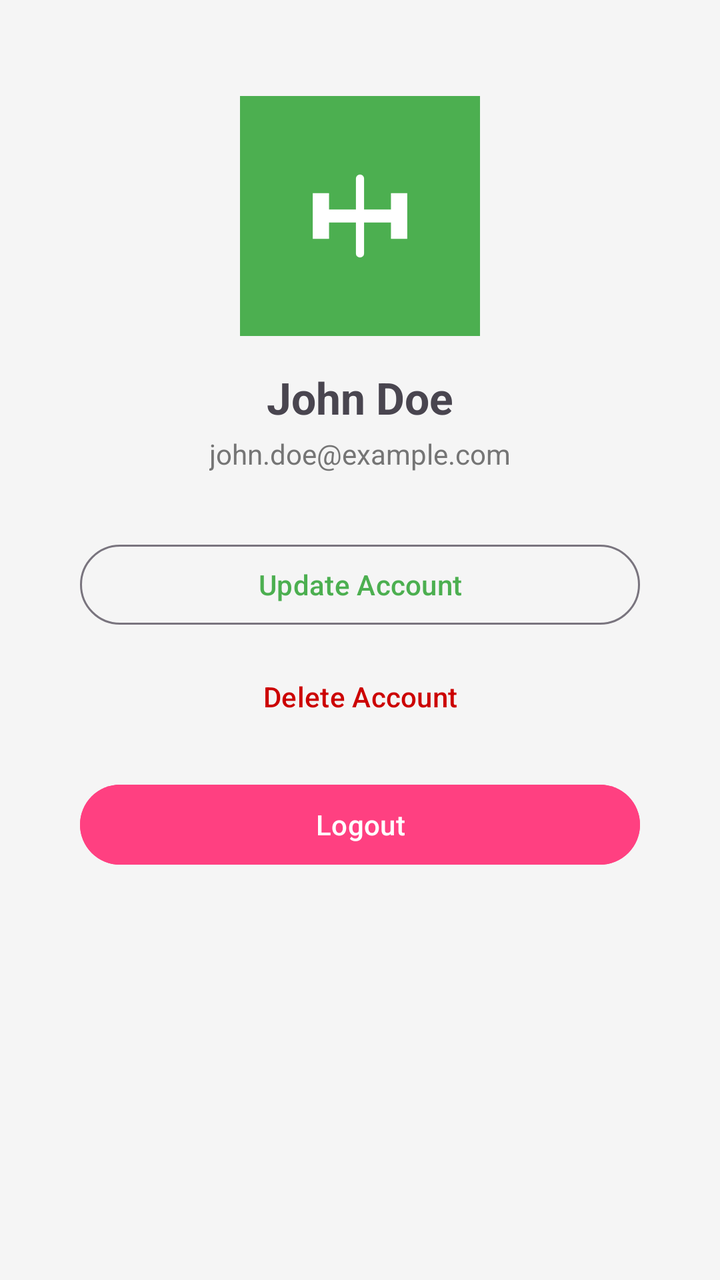
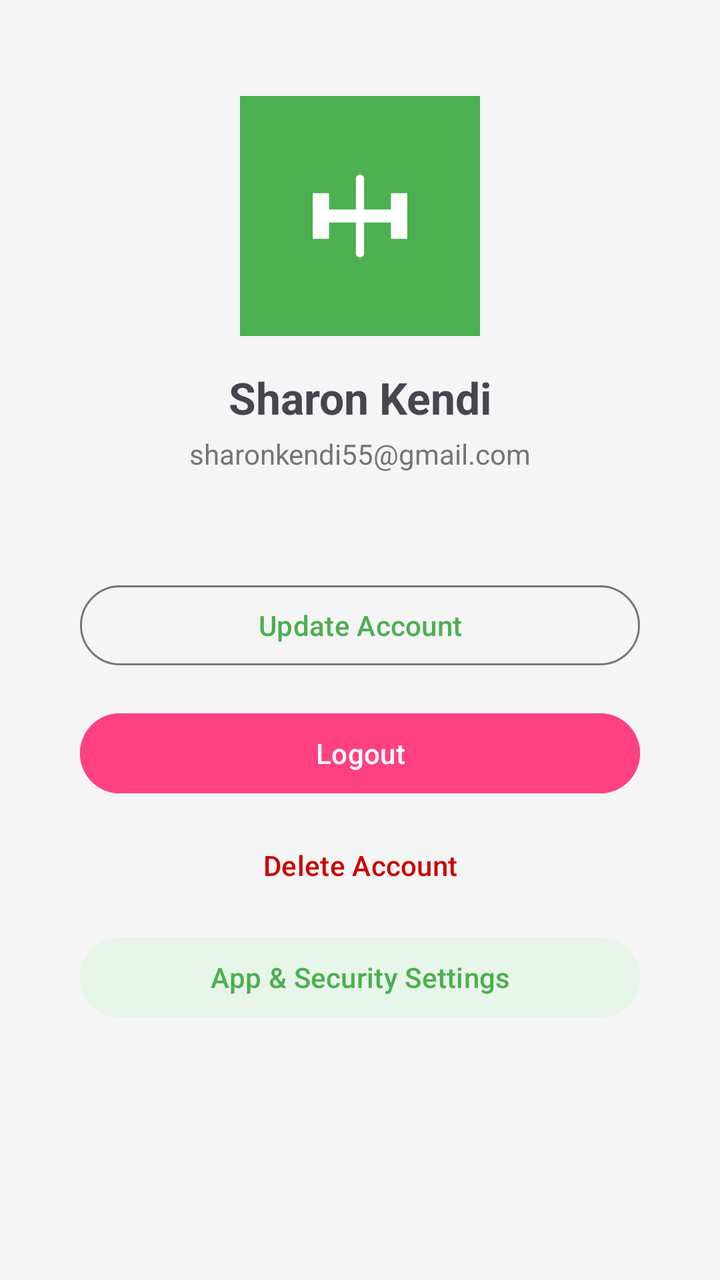

Two renders of the same Android screen: before a commit and after it. Below are the layout's source before the change and the commit's diff.
<!-- AndroidManifest.xml: application theme Theme.FitnessApp -->
<!-- res/layout/fragment_profile.xml -->
<?xml version="1.0" encoding="utf-8"?>
<ScrollView xmlns:android="http://schemas.android.com/apk/res/android"
    xmlns:app="http://schemas.android.com/apk/res-auto"
    android:layout_width="match_parent"
    android:layout_height="match_parent"
    android:fillViewport="true"
    android:background="@color/backgroundColor">

    <androidx.constraintlayout.widget.ConstraintLayout
        android:layout_width="match_parent"
        android:layout_height="wrap_content"
        android:padding="@dimen/screen_padding">

        <androidx.constraintlayout.widget.Guideline
            android:id="@+id/glLeft"
            android:layout_width="wrap_content"
            android:layout_height="wrap_content"
            android:orientation="vertical"
            app:layout_constraintGuide_begin="@dimen/content_horizontal_margin" />

        <androidx.constraintlayout.widget.Guideline
            android:id="@+id/glRight"
            android:layout_width="wrap_content"
            android:layout_height="wrap_content"
            android:orientation="vertical"
            app:layout_constraintGuide_end="@dimen/content_horizontal_margin" />

        <ImageView
            android:id="@+id/ivProfile"
            android:layout_width="120dp"
            android:layout_height="120dp"
            android:src="@drawable/ic_launcher_foreground"
            android:background="@color/primaryColor"
            android:padding="16dp"
            android:layout_marginTop="32dp"
            app:layout_constraintTop_toTopOf="parent"
            app:layout_constraintStart_toStartOf="parent"
            app:layout_constraintEnd_toEndOf="parent"
            android:contentDescription="Profile Picture" />

        <TextView
            android:id="@+id/tvProfileName"
            android:layout_width="wrap_content"
            android:layout_height="wrap_content"
            android:text="John Doe"
            android:textSize="22sp"
            android:textStyle="bold"
            android:layout_marginTop="16dp"
            app:layout_constraintTop_toBottomOf="@id/ivProfile"
            app:layout_constraintStart_toStartOf="parent"
            app:layout_constraintEnd_toEndOf="parent" />

        <TextView
            android:id="@+id/tvProfileEmail"
            android:layout_width="wrap_content"
            android:layout_height="wrap_content"
            android:text="john.doe@example.com"
            android:textColor="@color/textColorSecondary"
            android:layout_marginTop="4dp"
            app:layout_constraintTop_toBottomOf="@id/tvProfileName"
            app:layout_constraintStart_toStartOf="parent"
            app:layout_constraintEnd_toEndOf="parent" />

        <Button
            android:id="@+id/btnUpdateAccount"
            android:layout_width="0dp"
            android:layout_height="wrap_content"
            android:text="Update Account"
            style="@style/Widget.Material3.Button.OutlinedButton"
            android:layout_marginTop="32dp"
            app:layout_constraintTop_toBottomOf="@id/tvProfileEmail"
            app:layout_constraintStart_toStartOf="@id/glLeft"
            app:layout_constraintEnd_toEndOf="@id/glRight" />

        <Button
            android:id="@+id/btnDeleteAccount"
            android:layout_width="0dp"
            android:layout_height="wrap_content"
            android:text="Delete Account"
            android:textColor="@android:color/holo_red_dark"
            style="@style/Widget.Material3.Button.TextButton"
            android:layout_marginTop="8dp"
            app:layout_constraintTop_toBottomOf="@id/btnUpdateAccount"
            app:layout_constraintStart_toStartOf="@id/glLeft"
            app:layout_constraintEnd_toEndOf="@id/glRight" />

        <Button
            android:id="@+id/btnLogout"
            android:layout_width="0dp"
            android:layout_height="wrap_content"
            android:text="Logout"
            android:backgroundTint="@color/accentColor"
            android:textColor="@color/white"
            android:layout_marginTop="16dp"
            app:layout_constraintTop_toBottomOf="@id/btnDeleteAccount"
            app:layout_constraintStart_toStartOf="@id/glLeft"
            app:layout_constraintEnd_toEndOf="@id/glRight" />

    </androidx.constraintlayout.widget.ConstraintLayout>
</ScrollView>
<!-- resources referenced by this layout -->
<resources>
  <color name="accentColor">#FF4081</color>
  <color name="backgroundColor">#F5F5F5</color>
  <color name="primaryColor">#4CAF50</color>
  <color name="textColorSecondary">#757575</color>
  <color name="white">#FFFFFFFF</color>
  <dimen name="content_horizontal_margin">24dp</dimen>
  <dimen name="screen_padding">16dp</dimen>
  <!-- drawable ic_launcher_foreground (drawable) -->
  <vector xmlns:android="http://schemas.android.com/apk/res/android"
      android:width="108dp"
      android:height="108dp"
      android:viewportWidth="108"
      android:viewportHeight="108">
      <path
          android:fillColor="@color/white"
          android:pathData="M31,54 L77,54 M54,31 L54,77"
          android:strokeWidth="5"
          android:strokeColor="@color/white"
          android:strokeLineCap="round"/>
      
      <path
          android:fillColor="@color/white"
          android:pathData="M25,40 H35 V68 H25 V40 Z M73,40 H83 V68 H73 V40 Z M35,50 H73 V58 H35 V50 Z" />
  </vector>
  <style name="Theme.FitnessApp" parent="Base.Theme.FitnessApp" />
  <style name="Base.Theme.FitnessApp" parent="Theme.Material3.DayNight.NoActionBar">
          <item name="colorPrimary">@color/primaryColor</item>
          <item name="colorOnPrimary">@color/white</item>
          <item name="colorPrimaryContainer">@color/primaryVariant</item>
          <item name="colorOnPrimaryContainer">@color/white</item>
          <item name="colorSecondary">@color/secondaryColor</item>
          <item name="colorOnSecondary">@color/black</item>
          <item name="android:windowBackground">@color/backgroundColor</item>
          <item name="android:statusBarColor">@color/primaryVariant</item>
          <item name="colorSurface">@color/surfaceColor</item>
          <item name="colorOnSurface">@color/textColorPrimary</item>
          <item name="colorSurfaceVariant">@color/surfaceVariant</item>
          <item name="colorOnSurfaceVariant">@color/textColorSecondary</item>
          <item name="colorSecondaryContainer">@color/secondaryContainer</item>
          <item name="colorOnSecondaryContainer">@color/primaryColor</item>
          <item name="android:textColorPrimary">@color/textColorPrimary</item>
          <item name="android:textColorSecondary">@color/textColorSecondary</item>
      </style>
  <color name="primaryVariant">#388E3C</color>
  <color name="secondaryColor">#FFC107</color>
  <color name="black">#FF000000</color>
  <color name="surfaceColor">#FFFFFF</color>
  <color name="textColorPrimary">#212121</color>
  <color name="surfaceVariant">#EEEEEE</color>
  <color name="secondaryContainer">#E8F5E9</color>
</resources>

<!-- the commit's change to res/layout/fragment_profile.xml (unified diff, before → after) -->
@@ -42,7 +42,7 @@
             android:id="@+id/tvProfileName"
             android:layout_width="wrap_content"
             android:layout_height="wrap_content"
-            android:text="John Doe"
+            android:text="Sharon Kendi"
             android:textSize="22sp"
             android:textStyle="bold"
             android:layout_marginTop="16dp"
@@ -54,10 +54,21 @@
             android:id="@+id/tvProfileEmail"
             android:layout_width="wrap_content"
             android:layout_height="wrap_content"
-            android:text="john.doe@example.com"
+            android:text="sharonkendi55@gmail.com"
             android:textColor="@color/textColorSecondary"
             android:layout_marginTop="4dp"
             app:layout_constraintTop_toBottomOf="@id/tvProfileName"
+            app:layout_constraintStart_toStartOf="parent"
+            app:layout_constraintEnd_toEndOf="parent" />
+
+        <TextView
+            android:id="@+id/tvPictureLocation"
+            android:layout_width="wrap_content"
+            android:layout_height="wrap_content"
+            android:textSize="12sp"
+            android:textColor="@color/textColorSecondary"
+            android:layout_marginTop="4dp"
+            app:layout_constraintTop_toBottomOf="@id/tvProfileEmail"
             app:layout_constraintStart_toStartOf="parent"
             app:layout_constraintEnd_toEndOf="parent" />
 
@@ -68,7 +79,19 @@
             android:text="Update Account"
             style="@style/Widget.Material3.Button.OutlinedButton"
             android:layout_marginTop="32dp"
-            app:layout_constraintTop_toBottomOf="@id/tvProfileEmail"
+            app:layout_constraintTop_toBottomOf="@id/tvPictureLocation"
+            app:layout_constraintStart_toStartOf="@id/glLeft"
+            app:layout_constraintEnd_toEndOf="@id/glRight" />
+
+        <Button
+            android:id="@+id/btnLogout"
+            android:layout_width="0dp"
+            android:layout_height="wrap_content"
+            android:text="Logout"
+            android:backgroundTint="@color/accentColor"
+            android:textColor="@color/white"
+            android:layout_marginTop="16dp"
+            app:layout_constraintTop_toBottomOf="@id/btnUpdateAccount"
             app:layout_constraintStart_toStartOf="@id/glLeft"
             app:layout_constraintEnd_toEndOf="@id/glRight" />
 
@@ -80,18 +103,17 @@
             android:textColor="@android:color/holo_red_dark"
             style="@style/Widget.Material3.Button.TextButton"
             android:layout_marginTop="8dp"
-            app:layout_constraintTop_toBottomOf="@id/btnUpdateAccount"
+            app:layout_constraintTop_toBottomOf="@id/btnLogout"
             app:layout_constraintStart_toStartOf="@id/glLeft"
             app:layout_constraintEnd_toEndOf="@id/glRight" />
 
         <Button
-            android:id="@+id/btnLogout"
+            android:id="@+id/btnSettings"
             android:layout_width="0dp"
             android:layout_height="wrap_content"
-            android:text="Logout"
-            android:backgroundTint="@color/accentColor"
-            android:textColor="@color/white"
-            android:layout_marginTop="16dp"
+            android:text="App &amp; Security Settings"
+            style="@style/Widget.Material3.Button.TonalButton"
+            android:layout_marginTop="8dp"
             app:layout_constraintTop_toBottomOf="@id/btnDeleteAccount"
             app:layout_constraintStart_toStartOf="@id/glLeft"
             app:layout_constraintEnd_toEndOf="@id/glRight" />
